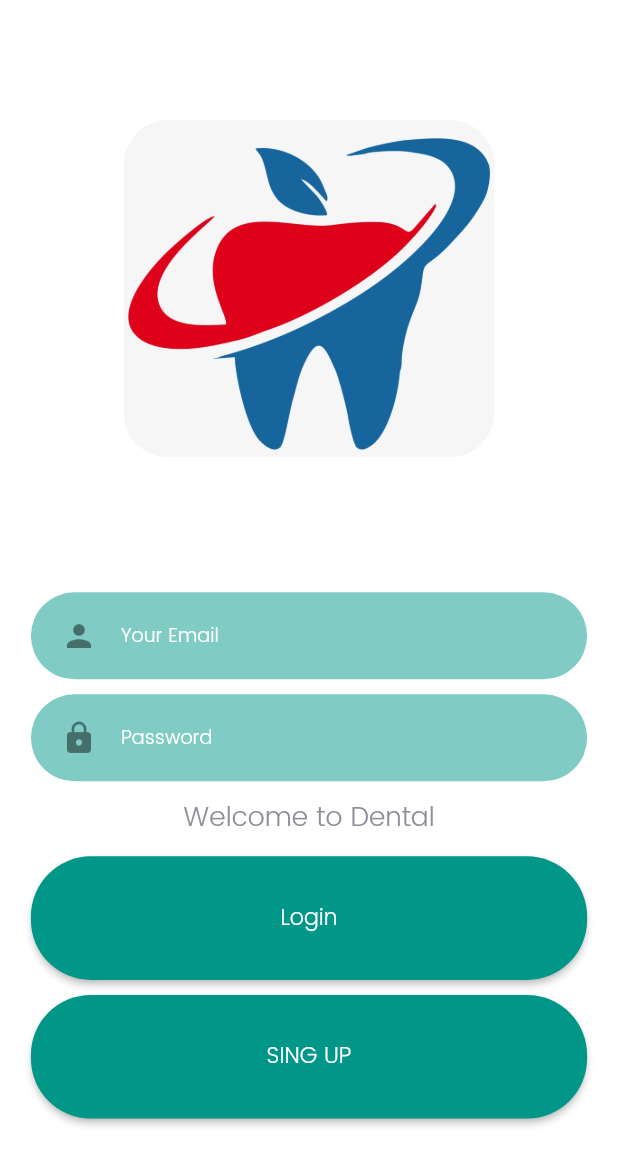
After one commit to surajadkhari/dentalapp_UI, a Flutter app: the screen it shows after launch, on a phone screen of 412 x 824 dp. The commit adds this screen. Shown: the top 1166 px of the screen. Run offline on Flutter 3.47's test engine with Material 2 defaults, Android fonts, the phone set to English and light mode, and no system bars; missing offline and left inert: firebase; accounts and stored records are empty.

Commit message:
Login UI and auth

```diff
--- a/lib/main.dart
+++ b/lib/main.dart
@@ -1,6 +1,9 @@
 import 'package:dentalapp_UI/screen/home_pagey.dart';
 import 'package:dentalapp_UI/screen/homepage.dart';
 import 'package:flutter/material.dart';
+
+import 'screen/registration_screen.dart';
+import 'screen/welcomescreen.dart';
 
 void main() {
   runApp(Myapp());
@@ -10,10 +13,14 @@ class Myapp extends StatelessWidget {
   @override
   Widget build(BuildContext context) {
     return MaterialApp(
+      routes: {
+        "/home": (context) => HomePage(),
+        "/welcomescreen": (context) => WelcomeScreen(),
+        "/registration_screen": (context) => RegistrationScreen()
+      },
       debugShowCheckedModeBanner: false,
       theme: ThemeData(primaryColor: Color(0xff053F5E)),
-
-      home: HomePage(),
+      home: WelcomeScreen(),
     );
   }
 }
--- /dev/null
+++ b/lib/screen/const/const.dart
@@ -0,0 +1,19 @@
+import 'package:flutter/material.dart';
+
+const kWelcomeTextStyle = TextStyle(
+  fontSize: 18,
+  color: Color(0xFF8D8E98),
+  fontFamily: 'Poppins',
+);
+
+const KWellogin_singupTTexTstle = TextStyle(
+  fontSize: 15,
+  color: Colors.white,
+  fontFamily: 'Poppins',
+);
+
+const KinputTTexTstle = TextStyle(
+  fontSize: 13,
+  color: Colors.white,
+  fontFamily: 'Poppins',
+);
--- /dev/null
+++ b/lib/screen/welcomescreen.dart
@@ -0,0 +1,170 @@
+import 'dart:convert';
+
+import 'package:flutter/material.dart';
+
+import 'const/const.dart';
+import 'package:http/http.dart' as http;
+
+class WelcomeScreen extends StatelessWidget {
+  @override
+  Widget build(BuildContext context) {
+    return Scaffold(
+      backgroundColor: Colors.white,
+      body: SingleChildScrollView(child: Welcome()),
+    );
+  }
+}
+
+class Welcome extends StatelessWidget {
+  TextEditingController email = TextEditingController(text: '');
+  TextEditingController pass = TextEditingController(text: '');
+  @override
+  Widget build(BuildContext context) {
+    Size size = MediaQuery.of(context).size;
+    return Column(
+      mainAxisAlignment: MainAxisAlignment.center,
+      crossAxisAlignment: CrossAxisAlignment.center,
+      children: [
+        Center(
+          child: Container(
+            margin: EdgeInsets.all(70),
+            padding: EdgeInsets.all(10),
+            decoration: BoxDecoration(),
+            child: ClipRRect(
+              borderRadius: BorderRadius.circular(30),
+              child:
+                  Image.asset("images/dentallogo.png", width: size.width * 0.6),
+            ),
+          ),
+        ),
+        SizedBox(
+          height: 10,
+        ),
+        InputField(
+          hintText: "Your Email",
+          onChanged: (value) {
+            email.text = value;
+          },
+          iconData: Icons.person,
+        ),
+        SizedBox(
+          height: 10,
+        ),
+        InputField(
+            hintText: "Password",
+            onChanged: (value) {
+              pass.text = value;
+            },
+            iconData: Icons.lock),
+        SizedBox(
+          height: 10,
+        ),
+        Text(
+          "Welcome to Dental",
+          style: kWelcomeTextStyle,
+        ),
+        SizedBox(
+          height: 10,
+        ),
+        LoginSingupbutton(
+          text: "Login",
+          onpressed: () async {
+            // print(email.text);
+            // print(pass.text);
+            String url =
+                "https://identitytoolkit.googleapis.com/v1/accounts:signInWithPassword?key=AIzaSyB7Y7nPvsY0tpP0h2DXKjROGjcJoGYWNeo";
+            var response = await http.post(Uri.parse(url),
+                body: jsonEncode({
+                  'email': email.text,
+                  'password': pass.text,
+                  'returnSecureToken': true
+                }));
+            print(response.body);
+            var resposeData = jsonDecode(response.body);
+            if (resposeData['idToken'] != null) {
+              Navigator.pushNamed(context, "/home");
+            }
+          },
+        ),
+        SizedBox(
+          height: 10,
+        ),
+        LoginSingupbutton(
+          text: "SING UP",
+          onpressed: () {},
+        ),
+      ],
+    );
+  }
+}
+
+class InputField extends StatelessWidget {
+  final String hintText;
+  final IconData iconData;
+  final ValueChanged<String> onChanged;
+
+  InputField({this.hintText, this.iconData, this.onChanged});
+  @override
+  Widget build(BuildContext context) {
+    return TextFieldContainer(
+      child: TextField(
+        keyboardType: TextInputType.visiblePassword,
+        onChanged: onChanged,
+        decoration: InputDecoration(
+            border: InputBorder.none,
+            icon: Icon(iconData),
+            hintText: hintText,
+            hintStyle: KinputTTexTstle),
+      ),
+    );
+  }
+}
+
+class TextFieldContainer extends StatelessWidget {
+  final Widget child;
+
+  TextFieldContainer({this.child});
+  @override
+  Widget build(BuildContext context) {
+    Size size = MediaQuery.of(context).size;
+    return Container(
+      width: size.width * 0.9,
+      padding: EdgeInsets.symmetric(horizontal: 20, vertical: 5),
+      decoration: BoxDecoration(
+        color: Colors.teal[200],
+        borderRadius: BorderRadius.circular(29),
+      ),
+      child: child,
+    );
+  }
+}
+
+class LoginSingupbutton extends StatelessWidget {
+  final String text;
+  final Color color;
+  final Function onpressed;
+  LoginSingupbutton({this.color, this.onpressed, this.text});
+
+  @override
+  Widget build(BuildContext context) {
+    Size size = MediaQuery.of(context).size;
+    return Container(
+      decoration: BoxDecoration(
+        borderRadius: BorderRadius.circular(80),
+      ),
+      width: size.width * 0.9,
+      height: size.width * 0.2,
+      child: ElevatedButton(
+        style: ElevatedButton.styleFrom(
+            primary: Colors.teal,
+            shape: RoundedRectangleBorder(
+                borderRadius: BorderRadius.circular(40))),
+        onPressed: onpressed,
+        child: Text(
+          text,
+          style: KWellogin_singupTTexTstle,
+        ),
+      ),
+    );
+  }
+}
--- /dev/null
+++ b/lib/services/http_services.dart
@@ -0,0 +1,2 @@
+import 'package:firebase/firebase.dart';
+import 'package:http/http.dart';
--- a/pubspec.yaml
+++ b/pubspec.yaml
@@ -32,6 +32,8 @@ dependencies:
 dev_dependencies:
   flutter_test:
     sdk: flutter
+  http: ^0.13.3
+  firebase: ^9.0.2
 
 # For information on the generic Dart part of this file, see the
 # following page: https://dart.dev/tools/pub/pubspec
```
Also changed, not shown: lib/screen/doctordetail.dart (+150 -1 lines), lib/screen/home_pagey.dart (+16 -1 lines), lib/screen/registration_screen.dart (added, +13 -0 lines), lib/screen/services.dart (+34 -34 lines), images/dentallogo.png (added), lib/services/https.dart (added), pubspec.lock.
